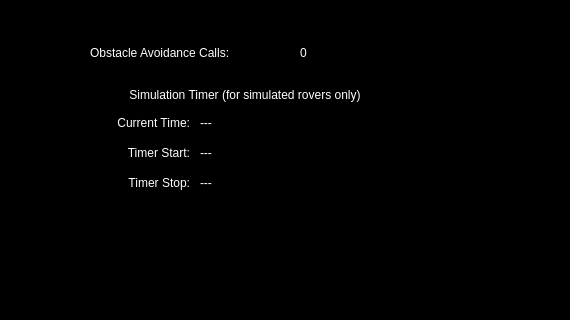
Qt form src/rover_gui_plugin.ui (BCLab-UNM/SwarmathonIV-Cabrillo-Public) before a commit; both pictures show x 340 to 910 and y 141 to 461 of the 1100 by 725 pixel window.
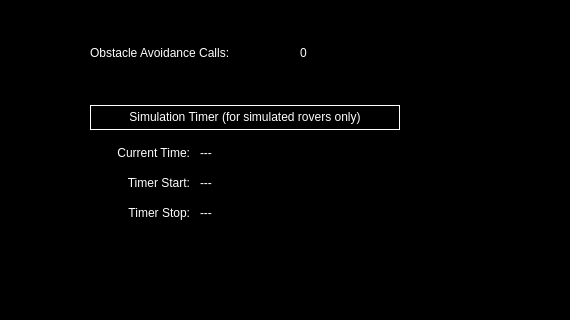
The same form after that commit. The open tabs and pages were chosen to show the change. Icons and pictures are not drawn. Custom widgets are drawn as their Qt base class.

Commit message:
Minor adjustments and enhancements to the Task Status tab
to improve the look and placement of the Simulation Timer GUI
elements.

The edit to the form file:
```diff
--- a/src/rover_gui_plugin.ui
+++ b/src/rover_gui_plugin.ui
@@ -2127,7 +2127,7 @@
      <property name="geometry">
       <rect>
        <x>210</x>
-       <y>220</y>
+       <y>250</y>
        <width>250</width>
        <height>17</height>
       </rect>
@@ -2140,7 +2140,7 @@
      <property name="geometry">
       <rect>
        <x>210</x>
-       <y>250</y>
+       <y>280</y>
        <width>250</width>
        <height>17</height>
       </rect>
@@ -2153,7 +2153,7 @@
      <property name="geometry">
       <rect>
        <x>210</x>
-       <y>280</y>
+       <y>310</y>
        <width>250</width>
        <height>17</height>
       </rect>
@@ -2166,7 +2166,7 @@
      <property name="geometry">
       <rect>
        <x>100</x>
-       <y>220</y>
+       <y>250</y>
        <width>100</width>
        <height>17</height>
       </rect>
@@ -2182,7 +2182,7 @@
      <property name="geometry">
       <rect>
        <x>100</x>
-       <y>250</y>
+       <y>280</y>
        <width>100</width>
        <height>17</height>
       </rect>
@@ -2198,7 +2198,7 @@
      <property name="geometry">
       <rect>
        <x>100</x>
-       <y>280</y>
+       <y>310</y>
        <width>100</width>
        <height>17</height>
       </rect>
@@ -2217,8 +2217,8 @@
      <property name="geometry">
       <rect>
        <x>90</x>
-       <y>200</y>
-       <width>410</width>
+       <y>220</y>
+       <width>400</width>
        <height>120</height>
       </rect>
      </property>
@@ -2233,11 +2233,16 @@
      <property name="geometry">
       <rect>
        <x>100</x>
-       <y>190</y>
+       <y>210</y>
        <width>310</width>
-       <height>20</height>
+       <height>25</height>
       </rect>
      </property>
+     <property name="styleSheet">
+      <string notr="true">color: white;
+border: 1px solid white;
+padding: 1px;</string>
+     </property>
      <property name="text">
       <string>&lt;html&gt;&lt;head/&gt;&lt;body&gt;&lt;p&gt;&lt;span style=&quot; color:#fefefe;&quot;&gt;Simulation Timer (for simulated rovers only)&lt;/span&gt;&lt;/p&gt;&lt;/body&gt;&lt;/html&gt;</string>
      </property>
```
Left out of the diff: 2 changed lines with no effect on the pictures.
